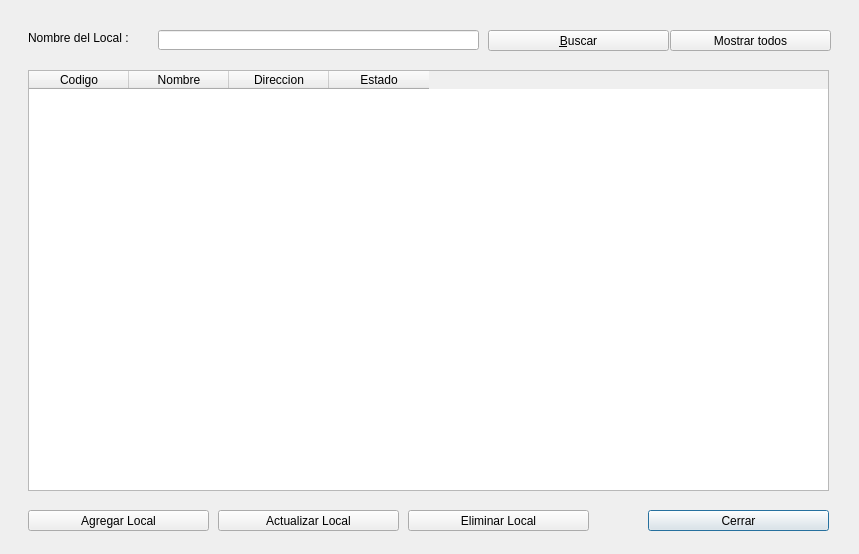
The window that PA_Final/fmradministrarlocales.ui (VictorSanchezS/Paradigmas-de-Programacion) describes before a commit, drawn with Qt 5.
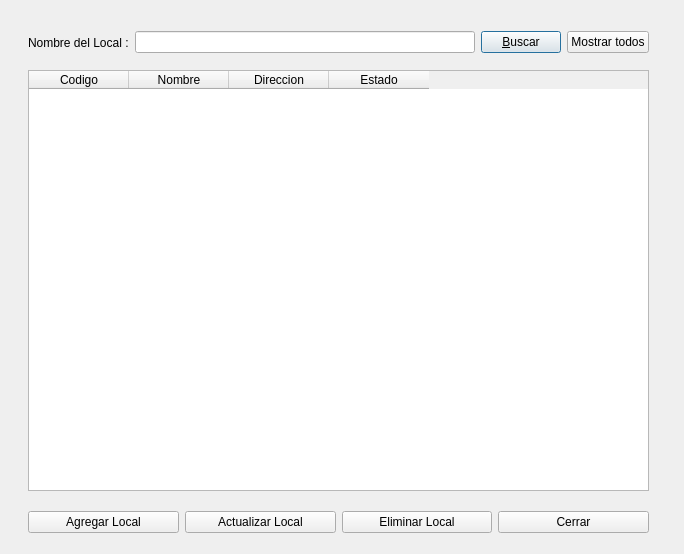
The same window after the commit.

The edit to the form file:
```diff
--- a/PA_Final/fmradministrarlocales.ui
+++ b/PA_Final/fmradministrarlocales.ui
@@ -6,55 +6,19 @@
    <rect>
     <x>0</x>
     <y>0</y>
-    <width>859</width>
+    <width>684</width>
     <height>554</height>
    </rect>
   </property>
   <property name="windowTitle">
    <string>Gestion de Locales</string>
   </property>
-  <widget class="QLineEdit" name="txtNombre">
-   <property name="geometry">
-    <rect>
-     <x>158</x>
-     <y>30</y>
-     <width>321</width>
-     <height>20</height>
-    </rect>
-   </property>
-  </widget>
-  <widget class="QLabel" name="label">
-   <property name="geometry">
-    <rect>
-     <x>28</x>
-     <y>30</y>
-     <width>121</width>
-     <height>16</height>
-    </rect>
-   </property>
-   <property name="text">
-    <string>Nombre del Local :</string>
-   </property>
-  </widget>
-  <widget class="QPushButton" name="cmdCerrar">
-   <property name="geometry">
-    <rect>
-     <x>648</x>
-     <y>510</y>
-     <width>181</width>
-     <height>21</height>
-    </rect>
-   </property>
-   <property name="text">
-    <string>Cerrar</string>
-   </property>
-  </widget>
   <widget class="QTableWidget" name="twLocales">
    <property name="geometry">
     <rect>
      <x>28</x>
      <y>70</y>
-     <width>801</width>
+     <width>621</width>
      <height>421</height>
     </rect>
    </property>
@@ -79,70 +43,81 @@
     </property>
    </column>
   </widget>
-  <widget class="QPushButton" name="cmdActualizar">
+  <widget class="QWidget" name="">
    <property name="geometry">
     <rect>
-     <x>218</x>
-     <y>510</y>
-     <width>181</width>
-     <height>21</height>
+     <x>28</x>
+     <y>30</y>
+     <width>621</width>
+     <height>25</height>
     </rect>
    </property>
-   <property name="text">
-    <string>Actualizar Local</string>
-   </property>
+   <layout class="QHBoxLayout" name="horizontalLayout">
+    <item>
+     <widget class="QLabel" name="label">
+      <property name="text">
+       <string>Nombre del Local :</string>
+      </property>
+     </widget>
+    </item>
+    <item>
+     <widget class="QLineEdit" name="txtNombre"/>
+    </item>
+    <item>
+     <widget class="QPushButton" name="cmdBuscar">
+      <property name="text">
+       <string>&amp;Buscar</string>
+      </property>
+     </widget>
+    </item>
+    <item>
+     <widget class="QPushButton" name="cmdTodos">
+      <property name="text">
+       <string>Mostrar todos</string>
+      </property>
+     </widget>
+    </item>
+   </layout>
   </widget>
-  <widget class="QPushButton" name="cmdAgregarLocal">
+  <widget class="QWidget" name="">
    <property name="geometry">
     <rect>
      <x>28</x>
      <y>510</y>
-     <width>181</width>
-     <height>21</height>
+     <width>621</width>
+     <height>25</height>
     </rect>
    </property>
-   <property name="text">
-    <string>Agregar Local</string>
-   </property>
-  </widget>
-  <widget class="QPushButton" name="cmdEliminar">
-   <property name="geometry">
-    <rect>
-     <x>408</x>
-     <y>510</y>
-     <width>181</width>
-     <height>21</height>
-    </rect>
-   </property>
-   <property name="text">
-    <string>Eliminar Local</string>
-   </property>
-  </widget>
-  <widget class="QPushButton" name="cmdBuscar">
-   <property name="geometry">
-    <rect>
-     <x>488</x>
-     <y>30</y>
-     <width>181</width>
-     <height>21</height>
-    </rect>
-   </property>
-   <property name="text">
-    <string>&amp;Buscar</string>
-   </property>
-  </widget>
-  <widget class="QPushButton" name="cmdTodos">
-   <property name="geometry">
-    <rect>
-     <x>670</x>
-     <y>30</y>
-     <width>161</width>
-     <height>21</height>
-    </rect>
-   </property>
-   <property name="text">
-    <string>Mostrar todos</string>
-   </property>
+   <layout class="QHBoxLayout" name="horizontalLayout_2">
+    <item>
+     <widget class="QPushButton" name="cmdAgregarLocal">
+      <property name="text">
+       <string>Agregar Local</string>
+      </property>
+     </widget>
+    </item>
+    <item>
+     <widget class="QPushButton" name="cmdActualizar">
+      <property name="text">
+       <string>Actualizar Local</string>
+      </property>
+     </widget>
+    </item>
+    <item>
+     <widget class="QPushButton" name="cmdEliminar">
+      <property name="text">
+       <string>Eliminar Local</string>
+      </property>
+     </widget>
+    </item>
+    <item>
+     <widget class="QPushButton" name="cmdCerrar">
+      <property name="text">
+       <string>Cerrar</string>
+      </property>
+     </widget>
+    </item>
+   </layout>
   </widget>
  </widget>
  <resources/>
```
